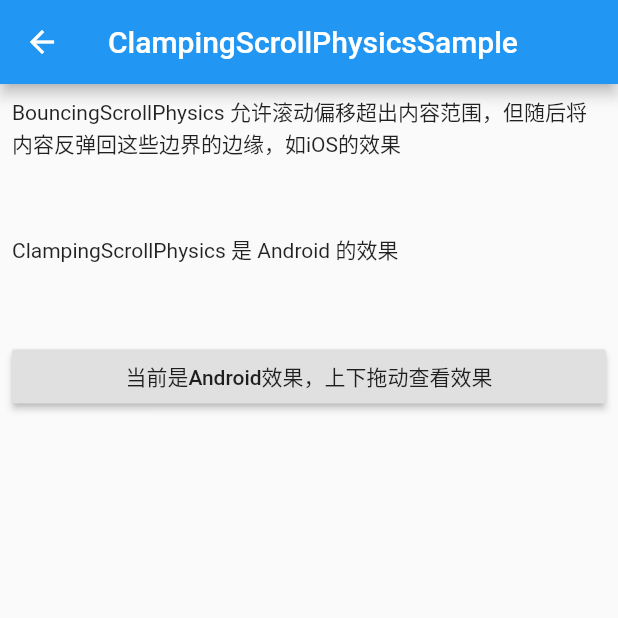
After one commit to LittleMango/flutter_widget_sample, a Flutter app: the ClampingScrollPhysicsSample screen opened by its route, after a tap on an icon or button, on a phone screen of 412 x 824 dp, the top half of it. The commit adds this screen. Run offline on Flutter 3.47's test engine with Material 2 defaults, Android fonts, the phone set to English and light mode, and no system bars.

Commit message:
增加ClampingScrollPhysicsSample

```diff
--- /dev/null
+++ b/lib/c/clampingScrollPhysicsSample.dart
@@ -0,0 +1,46 @@
+import 'package:flutter/material.dart';
+
+// ignore: must_be_immutable
+class ClampingScrollPhysicsSample extends StatefulWidget {
+
+  static const String routeName = 'ClampingScrollPhysicsSample';
+
+  @override
+  _ClampingScrollPhysicsSampleState createState() => _ClampingScrollPhysicsSampleState();
+}
+
+class _ClampingScrollPhysicsSampleState extends State<ClampingScrollPhysicsSample> {
+
+  bool _isBouncing = true;
+
+  @override
+  Widget build(BuildContext context) {
+    return Scaffold(
+      appBar: AppBar(
+        title: Text(ClampingScrollPhysicsSample.routeName),
+      ),
+      body: Center(
+        child: Padding(
+          padding: const EdgeInsets.all(8.0),
+          child: ListView(
+            physics: _isBouncing ? BouncingScrollPhysics() : ClampingScrollPhysics(),
+            children: <Widget>[
+              Text('BouncingScrollPhysics 允许滚动偏移超出内容范围，但随后将内容反弹回这些边界的边缘，如iOS的效果'),
+              SizedBox(height: 50.0,),
+              Text('ClampingScrollPhysics 是 Android 的效果'),
+              SizedBox(height: 50.0,),
+              RaisedButton(
+                  child: Text("${_isBouncing ? '当前是iOS' : '当前是Android'}效果，上下拖动查看效果"),
+                  onPressed: () {
+                    setState(() {
+                      _isBouncing = !_isBouncing;
+                    });
+                  }),
+              SizedBox(height: 500.0,),
+            ],
+          ),
+        ),
+      ),
+    );
+  }
+}
--- a/lib/home.dart
+++ b/lib/home.dart
@@ -100,6 +100,7 @@ List<String> getSamples() {
   list.add(CircleAvatarSample.routeName);
   list.add(CircleBorderSample.routeName);
   list.add(CircularProgressIndicatorSample.routeName);
+  list.add(ClampingScrollPhysicsSample.routeName);
 
   return list;
 }
--- a/lib/lib.dart
+++ b/lib/lib.dart
@@ -62,3 +62,4 @@ export 'c/choiceChipSample.dart';
 export 'c/circleAvatarSample.dart';
 export 'c/circleBorderSample.dart';
 export 'c/circularProgressIndicatorSample.dart';
+export 'c/clampingScrollPhysicsSample.dart';
--- a/lib/main.dart
+++ b/lib/main.dart
@@ -73,6 +73,7 @@ class MyApp extends StatelessWidget {
         CircleAvatarSample.routeName : (BuildContext context) => new CircleAvatarSample(),
         CircleBorderSample.routeName : (BuildContext context) => new CircleBorderSample(),
         CircularProgressIndicatorSample.routeName : (BuildContext context) => new CircularProgressIndicatorSample(),
+        ClampingScrollPhysicsSample.routeName : (BuildContext context) => new ClampingScrollPhysicsSample(),
       },
     );
   }
```
